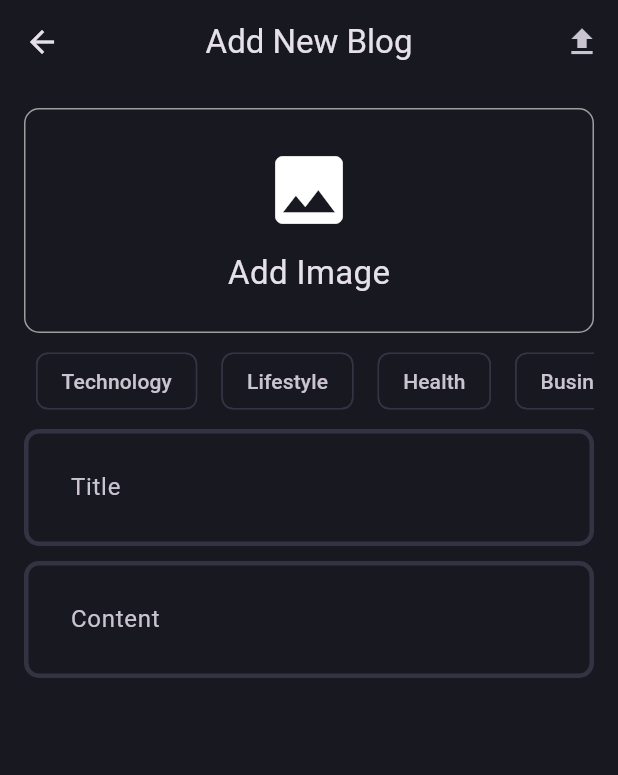
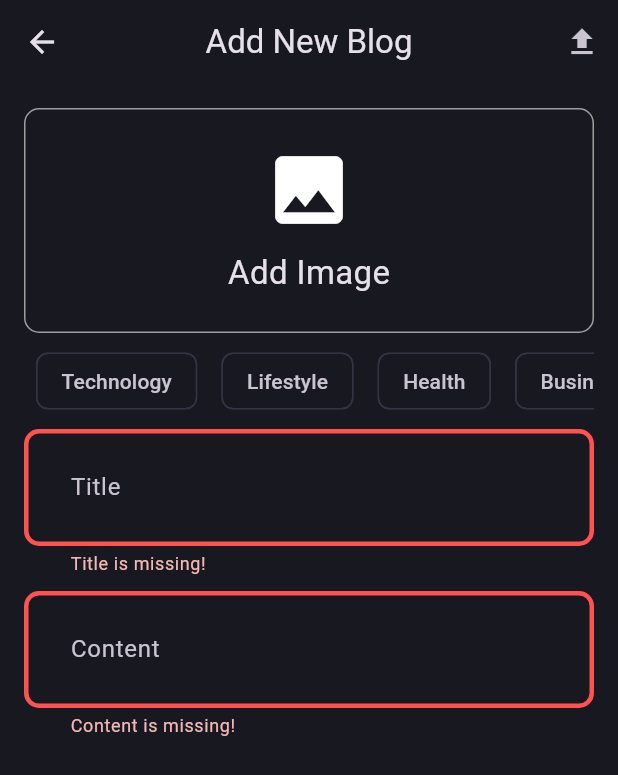
Before and after one commit to Arjun6112/articles_app, a Flutter app: the AddNewBlogPage screen opened directly, after a tap on the "upload" icon, on a phone screen of 412 x 824 dp. Shown: the top 775 px of the screen. Run offline on Flutter 3.47's test engine with Material 3 defaults, Android fonts, the phone set to English and light mode, and no system bars; our stand-ins replace bloc, flutter_bloc, fpdart, get_it, image_picker, supabase_flutter; accounts and stored records are empty.

Commit message:
Upload an article function working

```diff
--- a/lib/core/utils/pick_image.dart
+++ b/lib/core/utils/pick_image.dart
@@ -6,6 +6,7 @@ Future<File?> pickImage() async {
   try {
     final xFile = await ImagePicker().pickImage(
       source: ImageSource.gallery,
+      imageQuality: 30,
     );
     if (xFile != null) {
       return File(xFile.path);
--- /dev/null
+++ b/lib/features/blog/domain/entities/blog.dart
@@ -0,0 +1,28 @@
+import 'dart:convert';
+
+class Blog {
+  final String id;
+  final String userId;
+  final String title;
+  final String content;
+  final String imageUrl;
+  final List<String> topics;
+  final DateTime updatedAt;
+
+  Blog(
+      {required this.id,
+      required this.userId,
+      required this.title,
+      required this.content,
+      required this.imageUrl,
+      required this.topics,
+      required this.updatedAt});
+
+
+
+
+
+
+
+
+}
--- /dev/null
+++ b/lib/features/blog/domain/repositories/blog_repository.dart
@@ -0,0 +1,15 @@
+import 'dart:io';
+
+import 'package:articles_app/core/error/failures.dart';
+import 'package:articles_app/features/blog/domain/entities/blog.dart';
+import 'package:fpdart/fpdart.dart';
+
+abstract interface class BlogRepository {
+  Future<Either<Failure, Blog>> uploadBlog({
+    required File image,
+    required String title,
+    required String content,
+    required String userId,
+    required List<String> topics,
+  });
+}
--- /dev/null
+++ b/lib/features/blog/domain/usecases/upload_blog.dart
@@ -0,0 +1,36 @@
+import 'dart:io';
+
+import 'package:articles_app/core/error/failures.dart';
+import 'package:articles_app/core/usecase/usecase.dart';
+import 'package:articles_app/features/blog/domain/entities/blog.dart';
+import 'package:articles_app/features/blog/domain/repositories/blog_repository.dart';
+import 'package:fpdart/fpdart.dart';
+
+class UploadBlog implements Usecase<Blog, UploadBlogParams> {
+  final BlogRepository blogRepository;
+  UploadBlog(this.blogRepository);
+  @override
+  Future<Either<Failure, Blog>> call(UploadBlogParams params) async {
+    return await blogRepository.uploadBlog(
+        image: params.image,
+        title: params.title,
+        content: params.content,
+        userId: params.userId,
+        topics: params.topics);
+  }
+}
+
+class UploadBlogParams {
+  final String title;
+  final String content;
+  final String userId;
+  final List<String> topics;
+  final File image;
+
+  UploadBlogParams(
+      {required this.title,
+      required this.content,
+      required this.userId,
+      required this.topics,
+      required this.image});
+}
--- /dev/null
+++ b/lib/features/blog/presentation/bloc/blog_bloc.dart
@@ -0,0 +1,28 @@
+import 'dart:io';
+
+import 'package:articles_app/features/blog/domain/entities/blog.dart';
+import 'package:articles_app/features/blog/domain/usecases/upload_blog.dart';
+import 'package:bloc/bloc.dart';
+import 'package:meta/meta.dart';
+
+part 'blog_event.dart';
+part 'blog_state.dart';
+
+class BlogBloc extends Bloc<BlogEvent, BlogState> {
+  final UploadBlog uploadBlog;
+  BlogBloc(this.uploadBlog) : super(BlogInitial()) {
+    on<BlogEvent>((event, emit) => emit(BlogLoading()));
+    on<BlogUpload>(_onBlogUpload);
+  }
+
+  void _onBlogUpload(BlogUpload event, Emitter<BlogState> emit) async {
+    final result = await uploadBlog(UploadBlogParams(
+        title: event.title,
+        content: event.content,
+        userId: event.userId,
+        topics: event.topics,
+        image: event.image));
+    result.fold((failure) => emit(BlogFailure(failure.message)),
+        (blog) => emit(BlogSuccess()));
+  }
+}
--- /dev/null
+++ b/lib/features/blog/presentation/bloc/blog_event.dart
@@ -0,0 +1,19 @@
+part of 'blog_bloc.dart';
+
+@immutable
+sealed class BlogEvent {}
+
+final class BlogUpload extends BlogEvent {
+  final String title;
+  final String content;
+  final String userId;
+  final List<String> topics;
+  final File image;
+
+  BlogUpload(
+      {required this.title,
+      required this.content,
+      required this.userId,
+      required this.topics,
+      required this.image});
+}
--- /dev/null
+++ b/lib/features/blog/presentation/bloc/blog_state.dart
@@ -0,0 +1,15 @@
+part of 'blog_bloc.dart';
+
+@immutable
+sealed class BlogState {}
+
+final class BlogInitial extends BlogState {}
+
+final class BlogLoading extends BlogState {}
+
+final class BlogFailure extends BlogState {
+  final String error;
+  BlogFailure(this.error);
+}
+
+final class BlogSuccess extends BlogState {}
--- a/lib/features/blog/presentation/pages/add_new_blog_page.dart
+++ b/lib/features/blog/presentation/pages/add_new_blog_page.dart
@@ -1,9 +1,16 @@
 import 'dart:io';
 
+import 'package:articles_app/core/common/cubits/app_user/app_user_cubit.dart';
+import 'package:articles_app/core/common/widgets/loader.dart';
 import 'package:articles_app/core/theme/app_pallete.dart';
 import 'package:articles_app/core/utils/pick_image.dart';
+import 'package:articles_app/core/utils/show_snackbar.dart';
+import 'package:articles_app/features/auth/presentation/bloc/auth_bloc.dart';
+import 'package:articles_app/features/blog/presentation/bloc/blog_bloc.dart';
+import 'package:articles_app/features/blog/presentation/pages/blog_pages.dart';
 import 'package:articles_app/features/blog/presentation/widgets/blog_editor.dart';
 import 'package:flutter/material.dart';
+import 'package:flutter_bloc/flutter_bloc.dart';
 
 class AddNewBlogPage extends StatefulWidget {
   static route() =>
@@ -19,6 +26,8 @@ class _AddNewBlogPageState extends State<AddNewBlogPage> {
   final TextEditingController _contentController = TextEditingController();
   List<String> selectedTopics = [];
   File? image;
+
+  final _formKey = GlobalKey<FormState>();
 
   void selectImage() async {
     final pickedImage = await pickImage();
@@ -36,6 +45,21 @@ class _AddNewBlogPageState extends State<AddNewBlogPage> {
     super.dispose();
   }
 
+  void uploadBlog() {
+    if (_formKey.currentState!.validate() &&
+        selectedTopics.isNotEmpty &&
+        image != null) {
+      final userId =
+          (context.read<AppUserCubit>().state as AppUserLoggedIn).user.id;
+      BlocProvider.of<BlogBloc>(context).add(BlogUpload(
+          title: _titleController.text.trim(),
+          content: _contentController.text.trim(),
+          userId: userId,
+          topics: selectedTopics,
+          image: image!));
+    }
+  }
+
   @override
   Widget build(BuildContext context) {
     return Scaffold(
@@ -43,13 +67,29 @@ class _AddNewBlogPageState extends State<AddNewBlogPage> {
           title: const Text('Add New Blog'),
           centerTitle: true,
           actions: [
-            IconButton(onPressed: () {}, icon: const Icon(Icons.upload))
+            IconButton(onPressed: uploadBlog, icon: const Icon(Icons.upload))
           ],
         ),
         body: Padding(
           padding: const EdgeInsets.all(16.0),
-          child: SingleChildScrollView(
+          child: BlocConsumer<BlogBloc, BlogState>(
+            listener: (context, state) {
+              if (state is BlogFailure) {
+
+                showSnackbar(context, state.error);
+              } else if (state is BlogSuccess) {
+                Navigator.pushAndRemoveUntil(
+                    context, BlogPage.route(), (route) => false);
+              }
+            },
+            builder: (context, state) {
+              if (state is BlogLoading) {
+                return const Loader();
+              }
+              return SingleChildScrollView(
                 scrollDirection: Axis.vertical,
+                child: Form(
+                  key: _formKey,
                   child: Column(
                     children: [
                       image != null
@@ -62,7 +102,8 @@ class _AddNewBlogPageState extends State<AddNewBlogPage> {
                                     border: Border.all(color: Colors.grey),
                                     borderRadius: BorderRadius.circular(10),
                                     image: DecorationImage(
-                                  image: FileImage(image!), fit: BoxFit.cover)),
+                                        image: FileImage(image!),
+                                        fit: BoxFit.cover)),
                               ),
                             )
                           : GestureDetector(
@@ -88,7 +129,8 @@ class _AddNewBlogPageState extends State<AddNewBlogPage> {
                       SingleChildScrollView(
                         scrollDirection: Axis.horizontal,
                         child: Row(
-                    children: ["Technology", "Lifestyle", "Health", "Business"]
+                          children:
+                              ["Technology", "Lifestyle", "Health", "Business"]
                                   .map((e) => Padding(
                                         padding: const EdgeInsets.all(8.0),
                                         child: GestureDetector(
@@ -114,11 +156,16 @@ class _AddNewBlogPageState extends State<AddNewBlogPage> {
                                   .toList(),
                         ),
                       ),
-                BlogEditor(controller: _titleController, hintText: "Title"),
+                      BlogEditor(
+                          controller: _titleController, hintText: "Title"),
                       const SizedBox(height: 10),
-                BlogEditor(controller: _contentController, hintText: "Content"),
+                      BlogEditor(
+                          controller: _contentController, hintText: "Content"),
                     ],
                   ),
+                ),
+              );
+            },
           ),
         ));
   }
--- a/lib/main.dart
+++ b/lib/main.dart
@@ -3,6 +3,7 @@ import 'package:articles_app/core/theme/theme.dart';
 
 import 'package:articles_app/features/auth/presentation/bloc/auth_bloc.dart';
 import 'package:articles_app/features/auth/presentation/pages/login_page.dart';
+import 'package:articles_app/features/blog/presentation/bloc/blog_bloc.dart';
 import 'package:articles_app/features/blog/presentation/pages/blog_pages.dart';
 import 'package:articles_app/init_dependencies.dart';
 import 'package:flutter/material.dart';
@@ -20,6 +21,7 @@ void main() async {
       BlocProvider(
         create: (_) => serviceLocator<AuthBloc>(),
       ),
+      BlocProvider(create: (_) => serviceLocator<BlogBloc>()),
     ],
     child: const MyApp(),
   ));
--- a/pubspec.yaml
+++ b/pubspec.yaml
@@ -36,6 +36,7 @@ dependencies:
   get_it: ^7.6.7
   image_picker: ^1.0.7
   supabase_flutter: ^2.3.4
+  uuid: ^4.3.3
 
 dev_dependencies:
   flutter_lints: ^2.0.0
```
Also changed, not shown: lib/features/blog/data/datasources/blog_remote_data_source.dart (added, +45 -0 lines), lib/features/blog/data/models/blog_model.dart (added, +63 -0 lines), lib/features/blog/data/repositories/blog_repository_impl.dart (added, +43 -0 lines), lib/features/blog/presentation/pages/blog_pages.dart (+8 -1 lines), lib/init_dependencies.dart (+16 -0 lines), pubspec.lock. Lines whose indentation alone changed are shown as unchanged.
